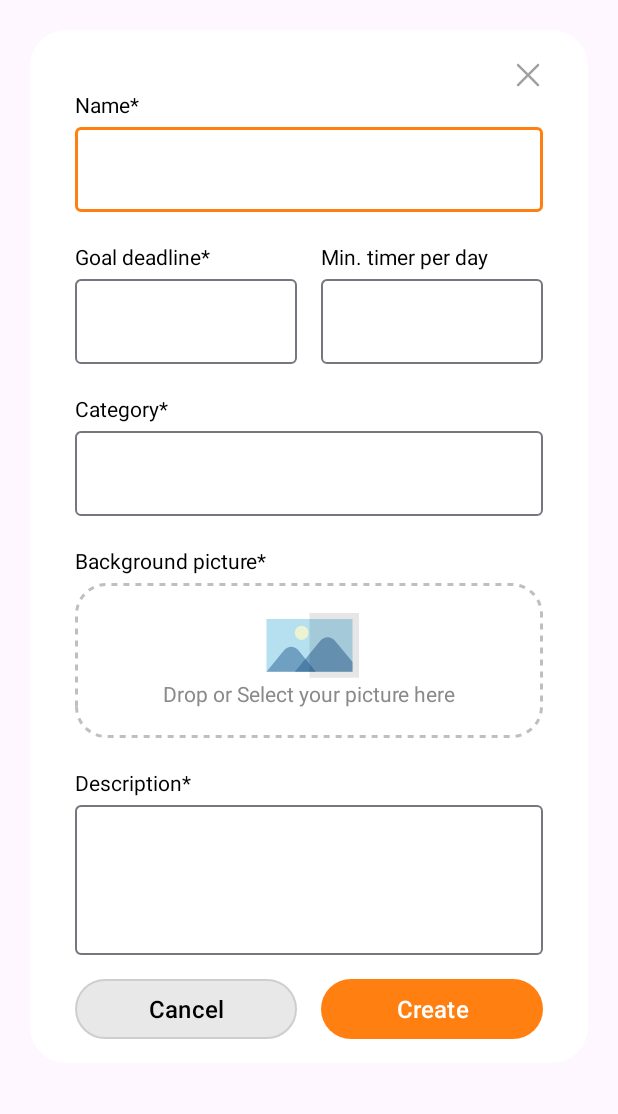
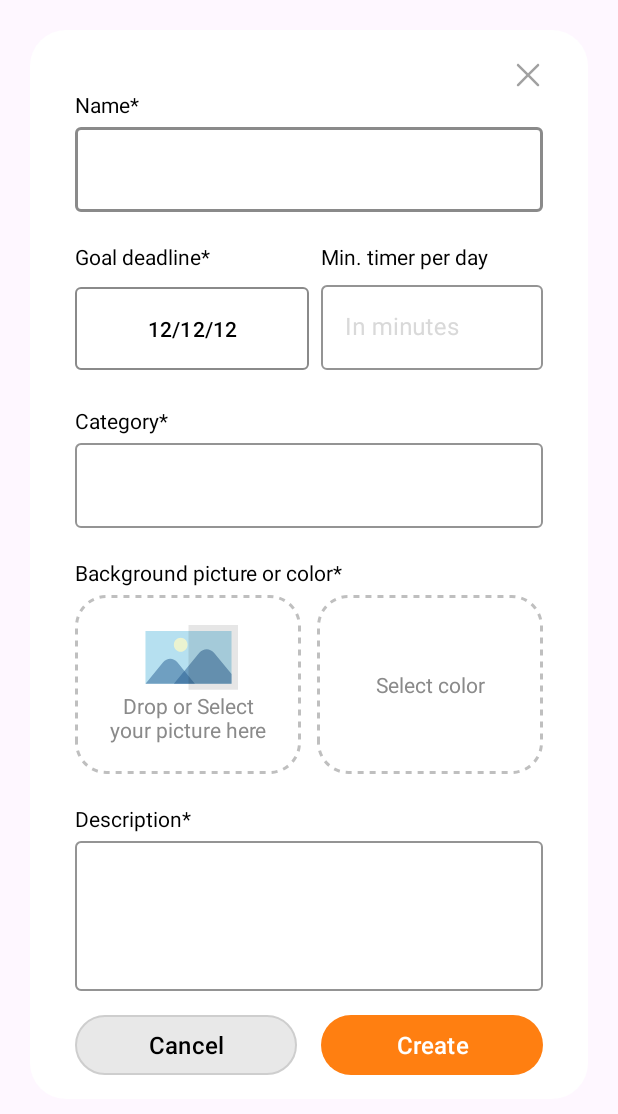
Before and after one commit to pedfu/DayStreak, an Android app: the layout dialog_streak_form.xml on its own in the app's theme, with its tools: preview values and no code run, on a phone screen of 412 x 824 dp. Shown: the top 1114 px of the screen. Run offline under Robolectric (Android 15) with nearby library versions, the phone set to English and light mode, and no system bars.

Commit message:
feat: Initialize color selection and adjust dao

```diff
--- a/app/src/main/java/com/pedfu/daystreak/Inject.kt
+++ b/app/src/main/java/com/pedfu/daystreak/Inject.kt
@@ -3,6 +3,7 @@ package com.pedfu.daystreak
 import android.app.Application
 import android.content.Context
 import android.content.SharedPreferences
+import android.util.Log
 import com.pedfu.daystreak.data.AppDatabase
 import com.pedfu.daystreak.data.remote.authorization.AuthorizationManager
 import com.pedfu.daystreak.data.remote.authorization.AuthorizationManagerImpl
--- a/app/src/main/java/com/pedfu/daystreak/data/local/user/UserDao.kt
+++ b/app/src/main/java/com/pedfu/daystreak/data/local/user/UserDao.kt
@@ -12,6 +12,9 @@ interface UserDao {
     @Query("SELECT * FROM user WHERE id = :id LIMIT 1")
     suspend fun findById(id: Long): UserEntity?
 
+    @Query("SELECT * FROM user ORDER BY id DESC LIMIT 1")
+    suspend fun get(): UserEntity?
+
     @Query("SELECT * FROM user WHERE id = :id LIMIT 1")
     fun observeById(id: Long): Flow<UserEntity?>
 
--- a/app/src/main/java/com/pedfu/daystreak/helpers/RetrofitBuilder.kt
+++ b/app/src/main/java/com/pedfu/daystreak/helpers/RetrofitBuilder.kt
@@ -31,7 +31,7 @@ class RetrofitBuilder(
         clientBuilder.addNetworkInterceptor(httpLoggingInterceptor)
 
         return Retrofit.Builder()
-            .baseUrl("https://db00-189-123-96-242.ngrok-free.app/") // BASE URL FROM CONFIG
+            .baseUrl("https://408b-189-123-99-176.ngrok-free.app/") // BASE URL FROM CONFIG
             .addConverterFactory(MoshiConverterFactory.create(moshi))
             .client(clientBuilder.build())
             .build()
--- a/app/src/main/java/com/pedfu/daystreak/presentation/home/HomeViewModel.kt
+++ b/app/src/main/java/com/pedfu/daystreak/presentation/home/HomeViewModel.kt
@@ -83,7 +83,11 @@ class HomeViewModel(
     fun onCategoryNameChanged(text: String) { newCategoryName = text }
     fun onStreakNameChanged(text: String) { newStreakName = text }
     fun onStreakGoalDeadlineChanged(endDate: Date) { newStreakGoalDeadline = endDate }
-    fun onStreakMinTimePerDayChanged(minTimePerDay: Int) { newStreakMinTimePerDay = minTimePerDay }
+    fun onStreakMinTimePerDayChanged(minTimePerDay: String) {
+        try {
+            newStreakMinTimePerDay = minTimePerDay.toInt()
+        } catch (ex: Throwable) {}
+    }
     fun onStreakBackgroundPictureChanged(backgroundPicture: File) { newStreakBackgroundPicture = backgroundPicture }
     fun onStreakDescriptionChanged(text: String) { newStreakDescription = text }
     fun onStreakCategoryChanged(text: String) { newStreakCategoryId = categoriesLiveData.value?.find { it.name == text }?.id }
--- /dev/null
+++ b/app/src/main/java/com/pedfu/daystreak/presentation/home/dialogs/OnColorSelectedListener.kt
@@ -0,0 +1,4 @@
+package com.pedfu.daystreak.presentation.home.dialogs
+
+interface OnColorSelectedListener {
+}
--- a/app/src/main/java/com/pedfu/daystreak/presentation/intro/IntroFragment.kt
+++ b/app/src/main/java/com/pedfu/daystreak/presentation/intro/IntroFragment.kt
@@ -5,6 +5,7 @@ import android.os.Bundle
 import android.text.Spannable
 import android.text.SpannableString
 import android.text.style.ForegroundColorSpan
+import android.util.Log
 import android.view.LayoutInflater
 import android.view.View
 import android.view.ViewGroup
--- a/app/src/main/java/com/pedfu/daystreak/presentation/intro/SplashViewModel.kt
+++ b/app/src/main/java/com/pedfu/daystreak/presentation/intro/SplashViewModel.kt
@@ -1,5 +1,6 @@
 package com.pedfu.daystreak.presentation.intro
 
+import android.util.Log
 import androidx.lifecycle.MutableLiveData
 import androidx.lifecycle.ViewModel
 import androidx.lifecycle.viewModelScope
@@ -8,6 +9,7 @@ import com.pedfu.daystreak.domain.user.User
 import com.pedfu.daystreak.usecases.streak.StreakUseCase
 import com.pedfu.daystreak.usecases.user.UserUseCase
 import kotlinx.coroutines.launch
+import kotlin.math.log
 
 enum class SplashState {
     LOADING,
--- a/app/src/main/res/layout/dialog_streak_form.xml
+++ b/app/src/main/res/layout/dialog_streak_form.xml
@@ -46,6 +46,7 @@
                 android:id="@+id/textInputName"
                 android:layout_width="0dp"
                 android:layout_height="wrap_content"
+                style="@style/TextInputLayout"
                 app:layout_constraintEnd_toEndOf="parent"
                 app:layout_constraintStart_toStartOf="parent"
                 app:layout_constraintTop_toBottomOf="@+id/labelName">
@@ -54,6 +55,7 @@
                     android:id="@+id/editTextName"
                     android:layout_width="match_parent"
                     android:layout_height="wrap_content"
+                    android:textColor="@color/black"
                     android:inputType="textPersonName|textCapWords"
                     android:singleLine="true" />
 
@@ -65,6 +67,13 @@
                 android:layout_height="wrap_content"
                 android:layout_marginTop="20dp"
                 app:layout_constraintTop_toBottomOf="@id/textInputName">
+
+                <androidx.constraintlayout.widget.Guideline
+                    android:id="@+id/guideline"
+                    android:layout_width="wrap_content"
+                    android:layout_height="wrap_content"
+                    android:orientation="vertical"
+                    app:layout_constraintGuide_percent="0.5"/>
 
                 <TextView
                     android:id="@+id/labelStreakDuration"
@@ -84,39 +93,53 @@
                     app:layout_constraintStart_toStartOf="@+id/textInputStreakMinPerDay"
                     app:layout_constraintTop_toTopOf="parent" />
 
-                <com.google.android.material.textfield.TextInputLayout
+                <com.google.android.material.button.MaterialButton
                     android:id="@+id/textInputStreakGoalDeadline"
                     android:layout_width="0dp"
-                    android:layout_height="wrap_content"
-                    android:layout_marginEnd="8dp"
-                    app:layout_constraintEnd_toStartOf="@+id/textInputStreakMinPerDay"
+                    android:layout_height="63dp"
+                    android:text="12/12/12"
+                    android:textColor="@color/black"
+                    android:textSize="14sp"
+                    app:backgroundTint="@color/transparent"
+                    app:cornerRadius="4dp"
+                    app:layout_constraintBaseline_toBaselineOf="@id/textInputStreakMinPerDay"
+                    app:layout_constraintBottom_toBottomOf="@id/textInputStreakMinPerDay"
+                    app:layout_constraintEnd_toStartOf="@id/guideline"
                     app:layout_constraintStart_toStartOf="parent"
-                    app:layout_constraintTop_toBottomOf="@id/labelStreakDuration">
+                    app:layout_constraintTop_toTopOf="@id/textInputStreakMinPerDay"
+                    app:strokeColor="@color/gray_font"
+                    app:strokeWidth="1dp" />
 
-                    <com.google.android.material.textfield.TextInputEditText
-                        android:id="@+id/editTextStreakGoalDeadline"
-                        android:layout_width="match_parent"
-                        android:layout_height="wrap_content"
-                        android:inputType="textPersonName|textCapWords"
-                        android:singleLine="true" />
-
-                </com.google.android.material.textfield.TextInputLayout>
+<!--                <androidx.appcompat.widget.AppCompatButton-->
+<!--                    android:id="@+id/textInputStreakGoalDeadline"-->
+<!--                    android:layout_width="0dp"-->
+<!--                    android:layout_height="55dp"-->
+<!--                    android:layout_marginEnd="8dp"-->
+<!--                    style="@style/Button.DatePicker"-->
+<!--                    android:textColor="@color/black"-->
+<!--                    app:layout_constraintBaseline_toBaselineOf="@id/textInputStreakMinPerDay"-->
+<!--                    app:layout_constraintEnd_toStartOf="@+id/textInputStreakMinPerDay"-->
+<!--                    app:layout_constraintStart_toStartOf="parent"-->
+<!--                    app:layout_constraintTop_toBottomOf="@id/labelStreakDuration" />-->
 
                 <com.google.android.material.textfield.TextInputLayout
                     android:id="@+id/textInputStreakMinPerDay"
+                    style="@style/TextInputLayout"
                     android:layout_width="0dp"
                     android:layout_height="wrap_content"
                     android:layout_marginStart="8dp"
-                    app:layout_constraintBaseline_toBaselineOf="@id/textInputStreakGoalDeadline"
+                    app:layout_constraintBottom_toBottomOf="parent"
                     app:layout_constraintEnd_toEndOf="parent"
                     app:layout_constraintStart_toEndOf="@id/textInputStreakGoalDeadline"
-                    app:layout_constraintTop_toBottomOf="@id/labelStreakDuration">
+                    app:layout_constraintTop_toBottomOf="@id/labelStreakMinTimePerDay">
 
                     <com.google.android.material.textfield.TextInputEditText
                         android:id="@+id/editTextStreakMinPerDay"
                         android:layout_width="match_parent"
                         android:layout_height="wrap_content"
-                        android:inputType="textPersonName|textCapWords"
+                        android:textColor="@color/black"
+                        android:hint="@string/in_min"
+                        android:inputType="number"
                         android:singleLine="true" />
 
                 </com.google.android.material.textfield.TextInputLayout>
@@ -135,6 +158,7 @@
                 android:id="@+id/textInputCategory"
                 android:layout_width="0dp"
                 android:layout_height="wrap_content"
+                style="@style/TextInputLayout"
                 app:layout_constraintEnd_toEndOf="parent"
                 app:layout_constraintStart_toStartOf="parent"
                 app:layout_constraintTop_toBottomOf="@id/labelCategory">
@@ -143,6 +167,7 @@
                     android:id="@+id/editTextCategory"
                     android:layout_width="match_parent"
                     android:layout_height="wrap_content"
+                    android:textColor="@color/black"
                     android:inputType="textPersonName|textCapWords"
                     android:singleLine="true" />
 
@@ -157,13 +182,23 @@
                 android:textColor="@color/black"
                 app:layout_constraintTop_toBottomOf="@id/textInputCategory" />
 
+            <androidx.constraintlayout.widget.Guideline
+                android:id="@+id/guideline2"
+                android:layout_width="wrap_content"
+                android:layout_height="wrap_content"
+                android:orientation="vertical"
+                app:layout_constraintGuide_percent="0.5"/>
+
             <androidx.constraintlayout.widget.ConstraintLayout
                 android:id="@+id/constraintLayoutBackgroundPicture"
-                android:layout_width="match_parent"
+                android:layout_width="0dp"
                 android:layout_height="wrap_content"
                 android:layout_marginTop="5dp"
                 android:background="@drawable/background_dashed_rounded_black"
                 android:padding="20dp"
+                android:layout_marginEnd="5dp"
+                app:layout_constraintEnd_toEndOf="@id/guideline2"
+                app:layout_constraintStart_toStartOf="parent"
                 app:layout_constraintTop_toBottomOf="@id/labelBackgroundPicture">
 
                 <ImageView
@@ -182,6 +217,32 @@
                     android:textAlignment="center"
                     android:textColor="@color/gray_font"
                     app:layout_constraintTop_toBottomOf="@+id/imageViewInsertPicture" />
+
+            </androidx.constraintlayout.widget.ConstraintLayout>
+
+            <androidx.constraintlayout.widget.ConstraintLayout
+                android:id="@+id/constraintLayoutBackgroundColor"
+                android:layout_width="0dp"
+                android:layout_height="0dp"
+                android:layout_marginLeft="5dp"
+                android:layout_marginTop="5dp"
+                android:background="@drawable/background_dashed_rounded_black"
+                android:padding="20dp"
+                app:layout_constraintBottom_toBottomOf="@+id/constraintLayoutBackgroundPicture"
+                app:layout_constraintEnd_toEndOf="parent"
+                app:layout_constraintStart_toEndOf="@id/guideline2"
+                app:layout_constraintTop_toBottomOf="@id/labelBackgroundPicture">
+
+                <TextView
+                    android:layout_width="match_parent"
+                    android:layout_height="wrap_content"
+                    android:text="@string/select_color"
+                    android:textAlignment="center"
+                    android:textColor="@color/gray_font"
+                    app:layout_constraintBottom_toBottomOf="parent"
+                    app:layout_constraintEnd_toEndOf="parent"
+                    app:layout_constraintStart_toStartOf="parent"
+                    app:layout_constraintTop_toTopOf="parent" />
 
             </androidx.constraintlayout.widget.ConstraintLayout>
 
@@ -210,6 +271,7 @@
                 android:id="@+id/textInputDescription"
                 android:layout_width="0dp"
                 android:layout_height="wrap_content"
+                style="@style/TextInputLayout"
                 app:layout_constraintEnd_toEndOf="parent"
                 app:layout_constraintStart_toStartOf="parent"
                 app:layout_constraintTop_toBottomOf="@id/labelDescription">
@@ -218,6 +280,7 @@
                     android:id="@+id/editTextDescription"
                     android:layout_width="match_parent"
                     android:layout_height="100dp"
+                    android:textColor="@color/black"
                     android:gravity="top|start"
                     android:inputType="textMultiLine"
                     android:lines="8"
--- a/app/src/main/res/values-night/themes.xml
+++ b/app/src/main/res/values-night/themes.xml
@@ -3,5 +3,6 @@
     <style name="Base.Theme.DayStreak" parent="Theme.Material3.DayNight.NoActionBar">
         <!-- Customize your dark theme here. -->
         <!-- <item name="colorPrimary">@color/my_dark_primary</item> -->
+        <item name="android:statusBarColor">@color/orange_primary</item>
     </style>
 </resources>
--- a/app/src/main/res/values/strings.xml
+++ b/app/src/main/res/values/strings.xml
@@ -49,6 +49,7 @@
     <string name="streak">Streak</string>
     <string name="category">Category</string>
     <string name="category_mandatory">Category*</string>
+    <string name="in_min">In minutes</string>
 
     <string name="name">Name</string>
     <string name="name_mandatory">Name*</string>
@@ -64,10 +65,11 @@
     <string name="streak_goal_deadline">Goal deadline*</string>
     <string name="min_time_per_day_optional">Min. timer per day</string>
     <string name="background_picture">Background picture</string>
-    <string name="background_picture_mandatory">Background picture*</string>
+    <string name="background_picture_mandatory">Background picture or color*</string>
     <string name="description">Description</string>
     <string name="description_mandatory">Description*</string>
     <string name="drop_or_select_your_picture">Drop or Select your picture here</string>
+    <string name="select_color">Select color</string>
 
     <string name="invite_other_to_same_streak">Invite others to do the same streak with you!</string>
 
--- a/app/src/main/res/values/styles.xml
+++ b/app/src/main/res/values/styles.xml
@@ -31,8 +31,10 @@
 
     <style name="TextInputLayout" parent="Widget.MaterialComponents.TextInputLayout.OutlinedBox">
         <item name="android:textColorHint">@color/gray_light</item>
+        <item name="android:textCursorDrawable">@color/gray_font</item>
+        <item name="cursorColor">@color/gray_font</item>
         <item name="boxStrokeColor">@color/gray_font</item>
-        <item name="android:textCursorDrawable">@null</item>
+        <item name="boxStrokeWidth">1dp</item>
     </style>
 
     <style name="TextInputEditText" parent="ThemeOverlay.MaterialComponents.TextInputEditText.OutlinedBox.Dense">
@@ -43,4 +45,16 @@
     <style name="AppMaterialButton" parent="Widget.MaterialComponents.Button.UnelevatedButton">
         <item name="android:backgroundTint">@color/material_button_disabled</item>
     </style>
+
+    <style name="Button.DatePicker" parent="Widget.MaterialComponents.Button.UnelevatedButton">
+        <item name="android:background">@drawable/button_rounded_border</item>
+        <item name="android:backgroundTint">@color/gray_light</item>
+        <item name="strokeColor">@color/gray_light</item>
+
+        <item name="android:textColorHint">@color/gray_light</item>
+        <item name="android:textCursorDrawable">@color/gray_font</item>
+        <item name="cursorColor">@color/gray_font</item>
+        <item name="boxStrokeColor">@color/gray_font</item>
+        <item name="boxStrokeWidth">1dp</item>
+    </style>
 </resources>
--- a/app/src/main/res/values/themes.xml
+++ b/app/src/main/res/values/themes.xml
@@ -2,7 +2,9 @@
     <!-- Base application theme. -->
     <style name="Base.Theme.DayStreak" parent="Theme.Material3.DayNight.NoActionBar">
         <!-- Customize your light theme here. -->
-         <item name="colorPrimary">@color/orange_primary</item>
+         <item name="colorPrimary">@color/black</item>
+         <item name="android:statusBarColor">@color/orange_primary</item>
+         <item name="colorAccent">@color/black</item>
     </style>
 
     <style name="Theme.DayStreak" parent="Base.Theme.DayStreak" />
```
Also changed, not shown: app/src/main/java/com/pedfu/daystreak/data/local/category/CategoryDao.kt (+25 -0 lines), app/src/main/java/com/pedfu/daystreak/data/local/streak/StreakDao.kt (+19 -0 lines), app/src/main/java/com/pedfu/daystreak/data/repositories/streak/StreakRepository.kt (+8 -0 lines), app/src/main/java/com/pedfu/daystreak/presentation/MainActivity.kt (+9 -4 lines), app/src/main/java/com/pedfu/daystreak/presentation/MainViewModel.kt (+11 -1 lines), app/src/main/java/com/pedfu/daystreak/presentation/home/HomeFragment.kt (+55 -19 lines), app/src/main/java/com/pedfu/daystreak/presentation/home/dialogs/ColorPickerDialogFragment.kt (added, +18 -0 lines), app/src/main/java/com/pedfu/daystreak/usecases/streak/StreakUseCase.kt (+4 -14 lines).
